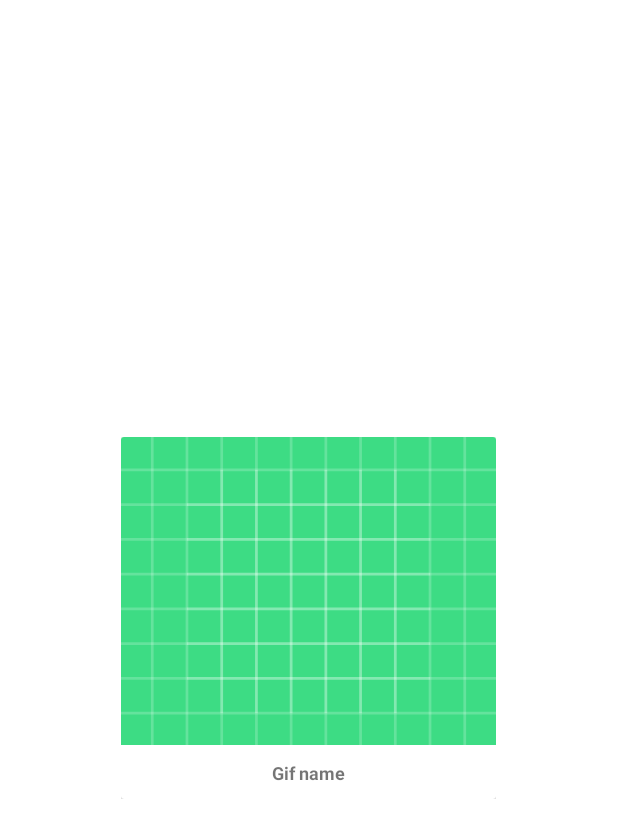
After one commit to resetcat/gif-searcher, an Android app: the layout gif_list_item.xml on its own in the app's theme, with its tools: preview values and no code run, on a phone screen of 412 x 824 dp. The commit adds this screen. Shown: the top 838 px of the screen. Run offline under Robolectric (Android 15) with nearby library versions, the phone set to English and light mode, and no system bars.

Commit message:
working basics

```diff
--- a/app/build.gradle
+++ b/app/build.gradle
@@ -44,6 +44,8 @@ dependencies {
     implementation "androidx.lifecycle:lifecycle-viewmodel:2.5.1"
     implementation "androidx.lifecycle:lifecycle-livedata:2.5.1"
 
+    implementation 'com.github.bumptech.glide:glide:4.14.2'
+    annotationProcessor 'com.github.bumptech.glide:compiler:4.14.2'
 
 
 }
--- a/app/src/main/AndroidManifest.xml
+++ b/app/src/main/AndroidManifest.xml
@@ -11,6 +11,7 @@
         android:icon="@mipmap/ic_launcher"
         android:label="@string/app_name"
         android:supportsRtl="true"
+        android:networkSecurityConfig="@xml/network_security_config"
         android:theme="@style/Theme.Gifsearcher"
         tools:targetApi="31">
         <activity
--- a/app/src/main/java/io/codelex/gif_searcher/viewmodels/GifListViewModel.java
+++ b/app/src/main/java/io/codelex/gif_searcher/viewmodels/GifListViewModel.java
@@ -16,11 +16,15 @@ public class GifListViewModel extends ViewModel {
         gifRepository = GifRepository.getInstance();
     }
 
-    public LiveData<List<GifModel>> getGetGifs(){
+    public LiveData<List<GifModel>> getGifs(){
         return gifRepository.getGifs();
     }
 
     public void searchGifApi(String query, int offset){
         gifRepository.searchGifApi(query, offset);
     }
+
+    public void searchNextPage(){
+        gifRepository.searchNextPage();
+    }
 }
--- /dev/null
+++ b/app/src/main/res/layout/gif_list_item.xml
@@ -0,0 +1,51 @@
+<?xml version="1.0" encoding="utf-8"?>
+<RelativeLayout xmlns:android="http://schemas.android.com/apk/res/android"
+    android:layout_width="wrap_content"
+    android:layout_height="wrap_content"
+    android:orientation="vertical"
+    android:layout_margin="5dp"
+    android:layout_gravity="center"
+    xmlns:app="http://schemas.android.com/apk/res-auto">
+
+    <androidx.cardview.widget.CardView
+        android:id="@+id/card_view"
+        android:layout_width="250dp"
+        android:layout_height="241dp"
+        app:cardElevation="10dp">
+
+        <LinearLayout
+            android:layout_width="match_parent"
+            android:layout_height="wrap_content"
+            android:orientation="vertical">
+
+            <ImageView
+                android:id="@+id/gif_img"
+                android:layout_width="match_parent"
+                android:layout_height="205dp"
+                android:scaleType="centerCrop"
+                android:src="@drawable/ic_launcher_background" />
+
+            <LinearLayout
+                android:layout_width="match_parent"
+                android:layout_height="wrap_content"
+                android:orientation="vertical"
+                android:padding="10dp">
+
+                <TextView
+                    android:id="@+id/gif_title"
+                    android:layout_width="match_parent"
+                    android:layout_height="wrap_content"
+                    android:gravity="center"
+                    android:text="Gif name"
+                    android:textSize="12sp"
+                    android:textStyle="bold" />
+
+            </LinearLayout>
+
+
+        </LinearLayout>
+
+
+    </androidx.cardview.widget.CardView>
+
+</RelativeLayout>
--- a/app/src/main/res/values/themes.xml
+++ b/app/src/main/res/values/themes.xml
@@ -1,6 +1,6 @@
 <resources xmlns:tools="http://schemas.android.com/tools">
     <!-- Base application theme. -->
-    <style name="Theme.Gifsearcher" parent="Theme.MaterialComponents.DayNight.DarkActionBar">
+    <style name="Theme.Gifsearcher" parent="Theme.MaterialComponents.DayNight.NoActionBar">
         <!-- Primary brand color. -->
         <item name="colorPrimary">@color/purple_500</item>
         <item name="colorPrimaryVariant">@color/purple_700</item>
```
Also changed, not shown: app/src/main/java/io/codelex/gif_searcher/GifSearchActivity.java (+79 -71 lines), app/src/main/java/io/codelex/gif_searcher/adapters/GifRecycleView.java (added, +55 -0 lines), app/src/main/java/io/codelex/gif_searcher/adapters/GifViewHolder.java (+31 -2 lines), app/src/main/java/io/codelex/gif_searcher/adapters/OnGifListener.java (added, +9 -0 lines), app/src/main/java/io/codelex/gif_searcher/models/GifModel.java (+7 -7 lines), app/src/main/java/io/codelex/gif_searcher/repositories/GifRepository.java (+13 -2 lines), app/src/main/java/io/codelex/gif_searcher/request/GifApiClient.java (+7 -6 lines), app/src/main/res/layout/activity_main.xml (+29 -21 lines), app/src/main/res/xml/network_security_config.xml (added, +8 -0 lines).
